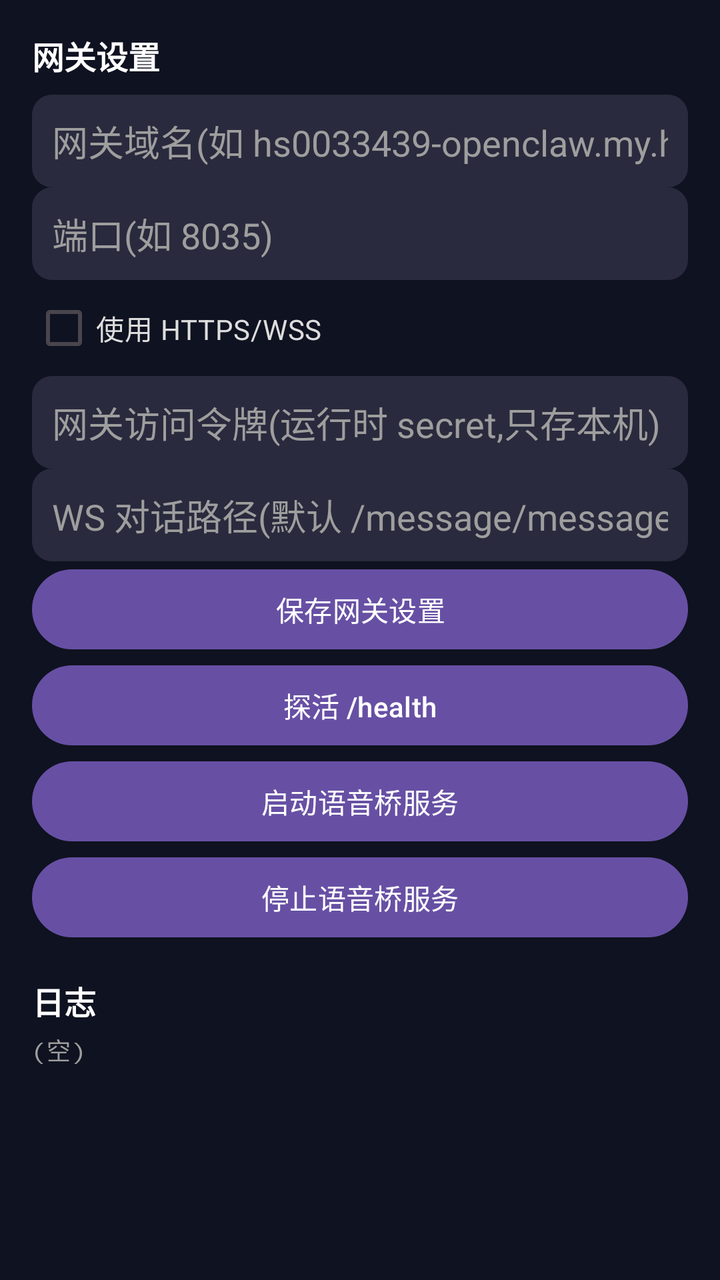
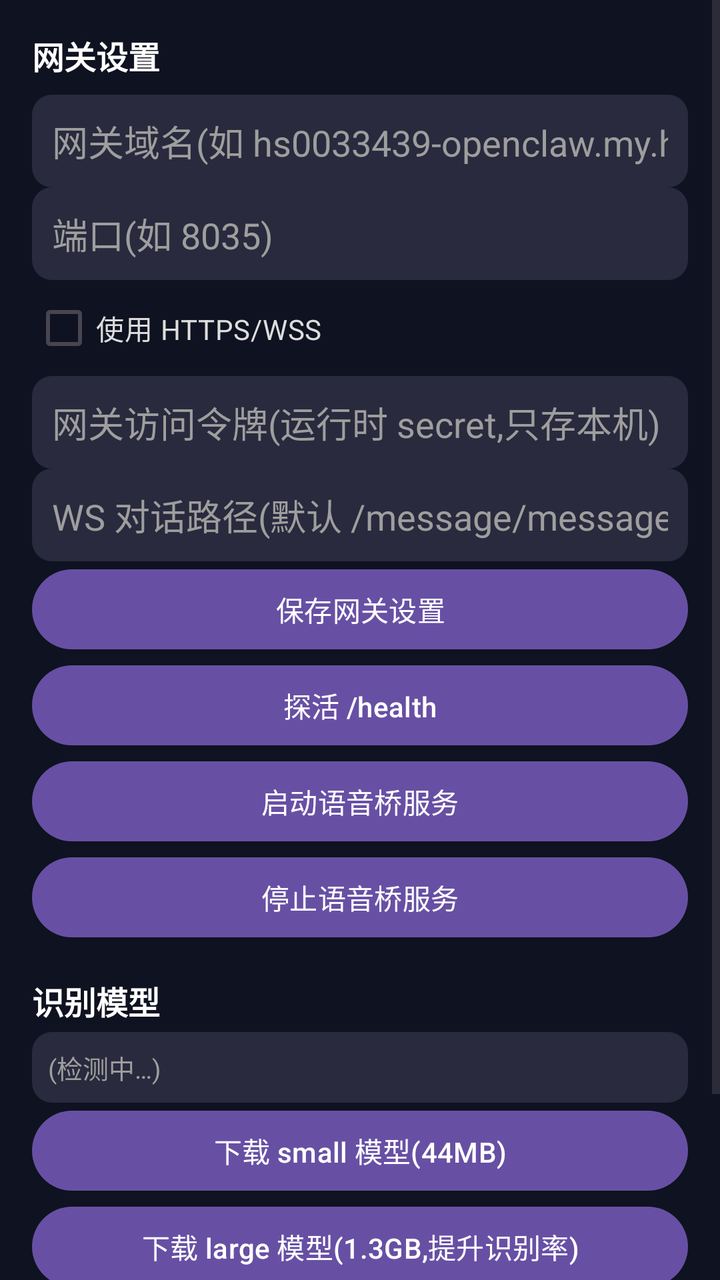

An Android layout rendered at two revisions. The XML below is the earlier revision; the diff shows what the commit changed to produce the second picture.
<!-- AndroidManifest.xml: application theme Theme.VoiceBridge -->
<!-- res/layout/fragment_settings.xml -->
<?xml version="1.0" encoding="utf-8"?>
<ScrollView xmlns:android="http://schemas.android.com/apk/res/android"
    android:layout_width="match_parent"
    android:layout_height="match_parent"
    android:fillViewport="true"
    android:background="#0F1220">

    <LinearLayout
        android:layout_width="match_parent"
        android:layout_height="wrap_content"
        android:orientation="vertical"
        android:padding="16dp">

        <TextView
            android:layout_width="wrap_content"
            android:layout_height="wrap_content"
            android:text="网关设置"
            android:textSize="16sp"
            android:textStyle="bold"
            android:textColor="#FFFFFF"
            android:layout_marginBottom="8dp" />

        <EditText
            android:id="@+id/inputHost"
            android:layout_width="match_parent"
            android:layout_height="wrap_content"
            android:hint="网关域名(如 hs0033439-openclaw.my.hiksemi.net)"
            android:inputType="textUri"
            android:autofillHints="url"
            android:textColor="#FFFFFF"
            android:textColorHint="#9E9E9E"
            android:background="@drawable/bg_input"
            android:padding="10dp" />

        <EditText
            android:id="@+id/inputPort"
            android:layout_width="match_parent"
            android:layout_height="wrap_content"
            android:hint="端口(如 8035)"
            android:inputType="number"
            android:autofillHints="none"
            android:textColor="#FFFFFF"
            android:textColorHint="#9E9E9E"
            android:background="@drawable/bg_input"
            android:padding="10dp" />

        <CheckBox
            android:id="@+id/checkUseTls"
            android:layout_width="wrap_content"
            android:layout_height="wrap_content"
            android:text="使用 HTTPS/WSS"
            android:textColor="#DDDDDD" />

        <EditText
            android:id="@+id/inputToken"
            android:layout_width="match_parent"
            android:layout_height="wrap_content"
            android:hint="网关访问令牌(运行时 secret,只存本机)"
            android:inputType="textPassword"
            android:autofillHints="password"
            android:textColor="#FFFFFF"
            android:textColorHint="#9E9E9E"
            android:background="@drawable/bg_input"
            android:padding="10dp" />

        <EditText
            android:id="@+id/inputWsPath"
            android:layout_width="match_parent"
            android:layout_height="wrap_content"
            android:hint="WS 对话路径(默认 /message/messages/ws)"
            android:inputType="textUri"
            android:autofillHints="none"
            android:textColor="#FFFFFF"
            android:textColorHint="#9E9E9E"
            android:background="@drawable/bg_input"
            android:padding="10dp" />

        <Button
            android:id="@+id/btnSave"
            android:layout_width="match_parent"
            android:layout_height="wrap_content"
            android:text="保存网关设置" />

        <Button
            android:id="@+id/btnHealth"
            android:layout_width="match_parent"
            android:layout_height="wrap_content"
            android:text="探活 /health" />

        <Button
            android:id="@+id/btnStartService"
            android:layout_width="match_parent"
            android:layout_height="wrap_content"
            android:text="启动语音桥服务" />

        <Button
            android:id="@+id/btnStopService"
            android:layout_width="match_parent"
            android:layout_height="wrap_content"
            android:text="停止语音桥服务" />

        <TextView
            android:layout_width="wrap_content"
            android:layout_height="wrap_content"
            android:text="日志"
            android:textSize="16sp"
            android:textStyle="bold"
            android:textColor="#FFFFFF"
            android:layout_marginTop="16dp"
            android:layout_marginBottom="4dp" />

        <TextView
            android:id="@+id/logText"
            android:layout_width="match_parent"
            android:layout_height="wrap_content"
            android:text="(空)"
            android:textSize="12sp"
            android:typeface="monospace"
            android:textColor="#9E9E9E" />
    </LinearLayout>
</ScrollView>
<!-- resources referenced by this layout -->
<resources>
  <!-- drawable bg_input (drawable) -->
  <shape xmlns:android="http://schemas.android.com/apk/res/android"
      android:shape="rectangle">
      <solid android:color="#2A2A3E" />
      <corners android:radius="10dp" />
      <padding
          android:left="10dp"
          android:top="6dp"
          android:right="10dp"
          android:bottom="6dp" />
  </shape>
  <style name="Theme.VoiceBridge" parent="Theme.Material3.DayNight.NoActionBar" />
</resources>

<!-- the commit's change to res/layout/fragment_settings.xml (unified diff, before → after) -->
@@ -102,6 +102,47 @@
         <TextView
             android:layout_width="wrap_content"
             android:layout_height="wrap_content"
+            android:text="识别模型"
+            android:textSize="16sp"
+            android:textStyle="bold"
+            android:textColor="#FFFFFF"
+            android:layout_marginTop="16dp"
+            android:layout_marginBottom="4dp" />
+
+        <TextView
+            android:id="@+id/modelStatus"
+            android:layout_width="match_parent"
+            android:layout_height="wrap_content"
+            android:text="(检测中…)"
+            android:textSize="13sp"
+            android:textColor="#9E9E9E"
+            android:padding="8dp"
+            android:background="@drawable/bg_input" />
+
+        <Button
+            android:id="@+id/btnDownloadSmall"
+            android:layout_width="match_parent"
+            android:layout_height="wrap_content"
+            android:text="下载 small 模型(44MB)" />
+
+        <Button
+            android:id="@+id/btnDownloadLarge"
+            android:layout_width="match_parent"
+            android:layout_height="wrap_content"
+            android:text="下载 large 模型(1.3GB,提升识别率)" />
+
+        <TextView
+            android:id="@+id/modelProgress"
+            android:layout_width="match_parent"
+            android:layout_height="wrap_content"
+            android:text=""
+            android:textSize="12sp"
+            android:textColor="#4FC3F7"
+            android:padding="4dp" />
+
+        <TextView
+            android:layout_width="wrap_content"
+            android:layout_height="wrap_content"
             android:text="日志"
             android:textSize="16sp"
             android:textStyle="bold"
